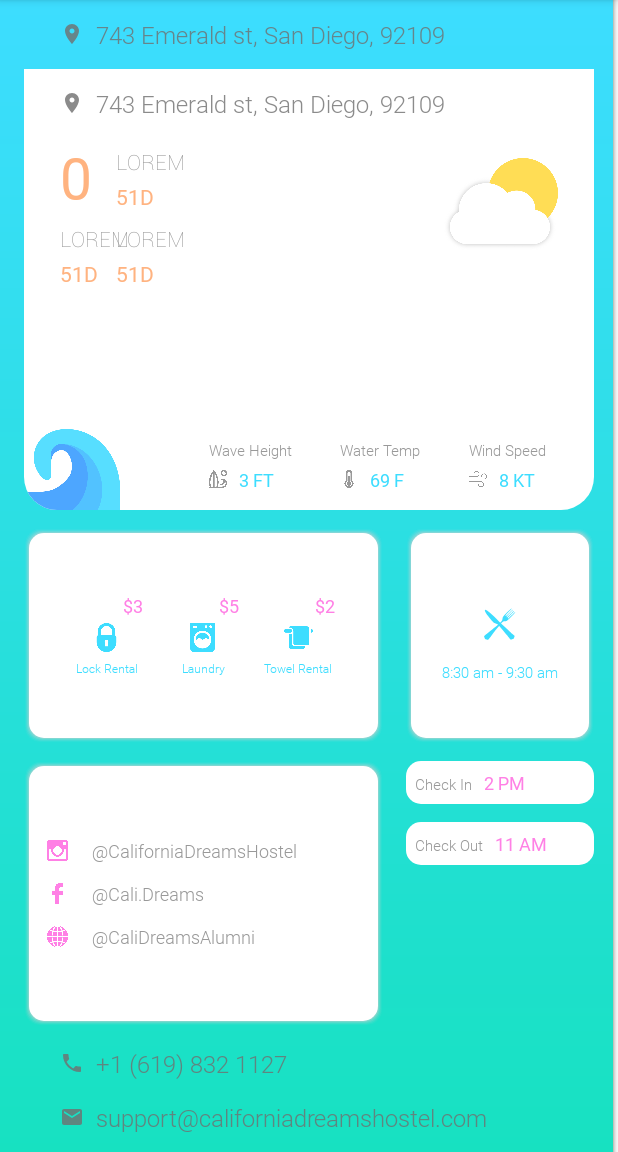
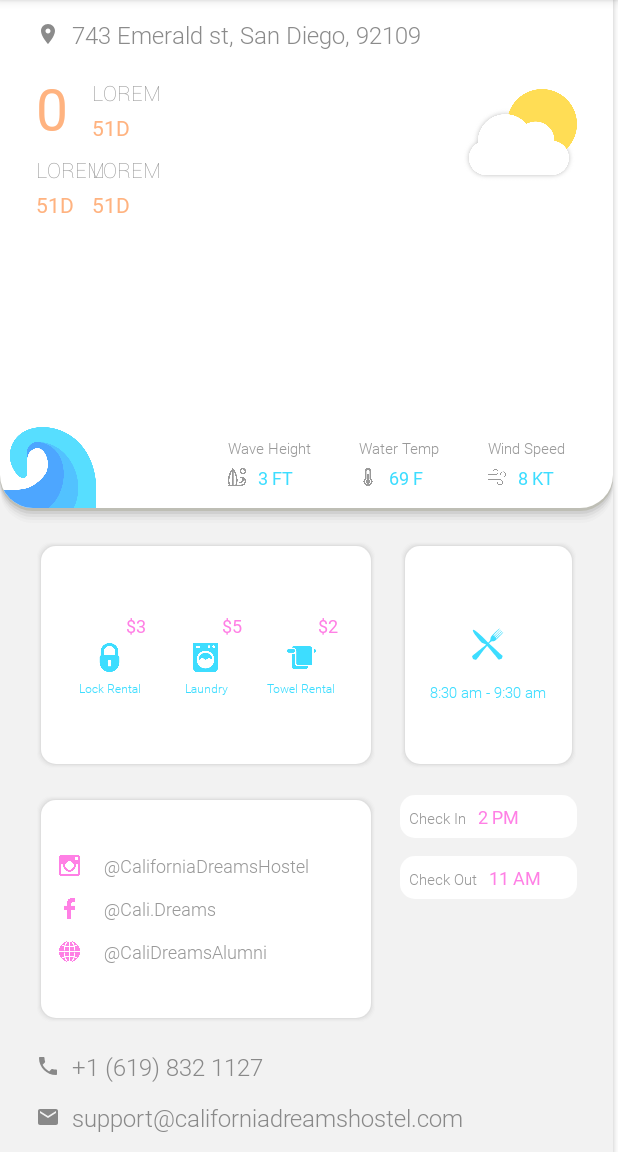
Before and after one commit to whompum/OfficeTv, an Android app: the fragment ShelfFragment shown on its own in the app's theme, on a phone screen of 412 x 824 dp, the part 84-1236 px from its top. Run offline under Robolectric (Android 15) with nearby library versions, the phone set to English and light mode, and no system bars; our stand-ins replace ButterKnife; 2 statements that could not run were skipped.

Commit message:
Add shadow effect to shelf; Edit XML to allow slight shadow overlapping with the slide layouts

```diff
--- a/tv/src/main/res/drawable/bg_shelf_shadow.xml
+++ b/tv/src/main/res/drawable/bg_shelf_shadow.xml
@@ -5,40 +5,37 @@
     <item>
         <shape>
             <padding android:right="1dp" />
-            <solid android:color="#0c969696" />
+            <solid android:color="#00CCCCCC" />
         </shape>
     </item>
     <item>
         <shape>
             <padding android:right="1dp" />
-            <solid android:color="#10969696" />
+            <solid android:color="#10CCCCCC" />
         </shape>
     </item>
     <item>
         <shape>
             <padding android:right="1dp" />
-            <solid android:color="#20969696" />
+            <solid android:color="#20CCCCCC" />
         </shape>
     </item>
     <item>
         <shape>
             <padding android:right="1dp"/>
-            <solid android:color="#30969696" />
+            <solid android:color="#30CCCCCC" />
         </shape>
     </item>
     <item>
         <shape>
             <padding android:right="1dp"/>
-            <solid android:color="#5096967b" />
+            <solid android:color="#40CCCCCC" />
         </shape>
     </item>
 
     <item >
         <shape android:shape="rectangle">
-            <gradient
-                android:angle="-270"
-                android:endColor="@color/color_secondary"
-                android:startColor="@color/color_main"/>
+            <solid android:color="@color/color_milk"/>
         </shape>
     </item>
 
--- a/tv/src/main/res/layout/layout_shelf.xml
+++ b/tv/src/main/res/layout/layout_shelf.xml
@@ -4,56 +4,48 @@
     xmlns:app="http://schemas.android.com/apk/res-auto"
     android:id="@id/id_shelf_root"
     android:background="@drawable/bg_shelf_shadow"
-    android:paddingStart="@dimen/size_padding_hor"
-    android:paddingEnd="@dimen/size_padding_hor"
-    android:paddingTop="@dimen/size_padding_ver"
     android:paddingBottom="@dimen/size_padding_ver"
     android:layout_width="match_parent"
     android:layout_height="match_parent">
 
 
-    <!--Location Display-->
-    <com.californiadreamshostel.officetv.VIEWS.RTV
-        style="@style/StyleContactTextAppearance"
-        android:drawableStart="@drawable/ic_location"
-        android:text="@string/string_location"
-        android:id="@id/id_location_display"
-        android:layout_marginBottom="@dimen/size_padding_ver"/>
-
-
-
-
-
     <!--Main Content-->
     <com.californiadreamshostel.officetv.VIEWS.SplitLayout
         app:layout_orientation="orientation_vertical"
-        app:view_spacing_position="0.47"
+        app:view_spacing_position="0.52"
         app:view_spacing_size="@dimen/size_padding_ver"
-        android:layout_below="@id/id_location_display"
         android:layout_above="@id/id_phone_number_display"
         android:layout_width="match_parent"
         android:layout_height="match_parent">
 
+        <!--WEATHER LAYOUT-->
         <FrameLayout
+            android:background="@drawable/weather_frame_shadow "
             android:layout_width="match_parent"
             android:layout_height="match_parent">
             <include layout="@layout/layout_shelf_content_weather"/>
         </FrameLayout>
 
+
+        <!--EXTRAS LAYOUTS-->
         <com.californiadreamshostel.officetv.VIEWS.SplitLayout
-            app:view_spacing_position=".45"
+            app:view_spacing_position=".5"
             app:layout_orientation="orientation_vertical"
-            app:view_spacing_size="@dimen/size_padding_ver"
+            app:view_spacing_size="@dimen/size_padding_ver_large"
             android:layout_width="match_parent"
             android:layout_height="match_parent">
 
             <FrameLayout
+                android:paddingStart="@dimen/size_padding_hor_large"
+                android:paddingEnd="@dimen/size_padding_hor_large"
                 android:layout_width="match_parent"
                 android:layout_height="match_parent">
                 <include layout="@layout/layout_shelf_content_anicilliary"/>
             </FrameLayout>
 
             <FrameLayout
+                android:paddingStart="@dimen/size_padding_hor_large"
+                android:paddingEnd="@dimen/size_padding_hor_large"
                 android:layout_width="match_parent"
                 android:layout_height="match_parent">
                 <include layout="@layout/layout_shelf_content_extras"/>
@@ -66,11 +58,10 @@
 
 
 
-
     <!--Phone Number Display-->
     <com.californiadreamshostel.officetv.VIEWS.RTV
         style="@style/StyleContactTextAppearance"
-        android:layout_marginTop="@dimen/size_text_normal"
+        android:layout_marginTop="@dimen/size_padding_ver_large"
         android:layout_above="@id/id_email_display"
         android:drawableStart="@drawable/ic_cell"
         android:id="@id/id_phone_number_display"
@@ -82,6 +73,6 @@
         android:drawableStart="@drawable/ic_email"
         android:id="@id/id_email_display"
         android:text="@string/string_email"
-        android:layout_marginTop="@dimen/size_text_normal"/>
+        android:layout_marginTop="@dimen/size_padding_ver"/>
 
 </RelativeLayout>
```
Also changed, not shown: tv/src/main/res/layout/display_root_wireframe.xml (+39 -14 lines).
